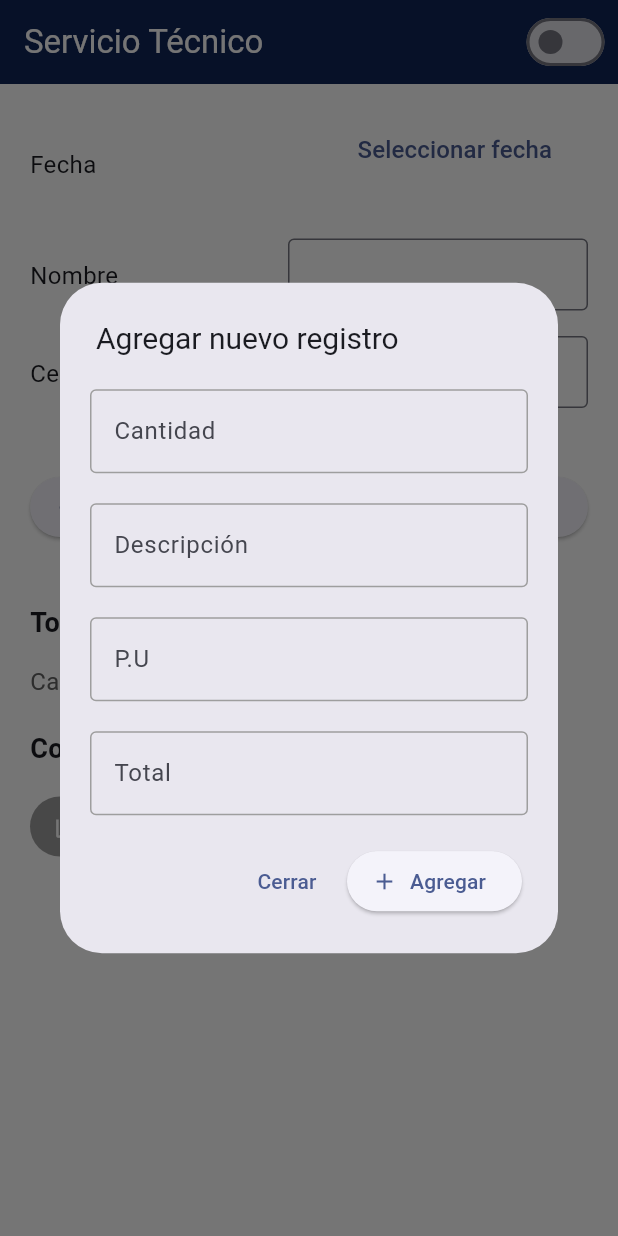
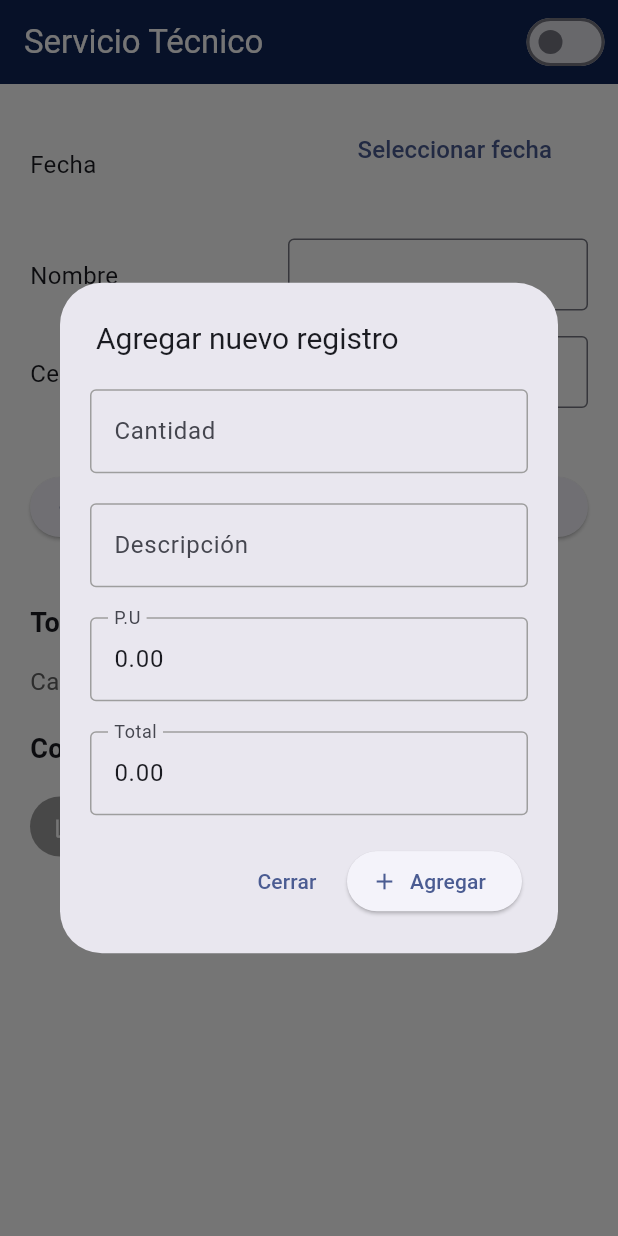
Before and after one commit to PereyraPaula/servicio_tecnico, a Flutter app: the screen it shows after launch, after a tap on "Agregar fila", on a phone screen of 412 x 824 dp. Run offline on Flutter 3.47's test engine with Material 3 defaults, Android fonts, the phone set to English and light mode, and no system bars; our stand-ins replace extended_masked_text, screenshot, shared_preferences; missing offline and left inert: external_path.

Commit message:
Added mask to money inputs - Refactored to use with better formatting

```diff
--- a/lib/classes/Exports.dart
+++ b/lib/classes/Exports.dart
@@ -3,7 +3,7 @@ import 'package:flutter/widgets.dart';
 class StructureData {
   final List<Map<String, dynamic>> data;
   final String date;
-  final double? total;
+  final String? total;
 
   StructureData({
     required this.data,
--- a/lib/components/AddRowDialog.dart
+++ b/lib/components/AddRowDialog.dart
@@ -1,4 +1,5 @@
 import 'package:flutter/material.dart';
+import 'package:extended_masked_text/extended_masked_text.dart';
 
 class AddRowDialog extends StatefulWidget {
   final void Function(Map<String, String>) onAdd;
@@ -12,8 +13,10 @@ class AddRowDialog extends StatefulWidget {
 class _AddRowDialogState extends State<AddRowDialog> {
   final TextEditingController cantidadController = TextEditingController();
   final TextEditingController descripcionController = TextEditingController();
-  final TextEditingController puController = TextEditingController();
-  final TextEditingController totalController = TextEditingController();
+  final TextEditingController puController =
+      MoneyMaskedTextController(decimalSeparator: '.', thousandSeparator: ',');
+  final TextEditingController totalController =
+      MoneyMaskedTextController(decimalSeparator: '.', thousandSeparator: ',');
 
   bool isCantidadValid = true;
   bool isDescripcionValid = true;
@@ -33,6 +36,7 @@ class _AddRowDialogState extends State<AddRowDialog> {
           "pu": puController.text,
           "total": totalController.text,
         };
+        print(data);
         widget.onAdd(data);
         Navigator.of(context).pop();
       } else {
@@ -49,7 +53,10 @@ class _AddRowDialogState extends State<AddRowDialog> {
         title: Column(
           crossAxisAlignment: CrossAxisAlignment.start,
           children: [
-            const Text('Agregar nuevo registro', style: TextStyle(fontSize: 20),),
+            const Text(
+              'Agregar nuevo registro',
+              style: TextStyle(fontSize: 20),
+            ),
             if (errorMessage.isNotEmpty)
               Padding(
                 padding: const EdgeInsets.only(top: 8.0),
@@ -66,13 +73,15 @@ class _AddRowDialogState extends State<AddRowDialog> {
             child: Column(
               mainAxisSize: MainAxisSize.min,
               children: [
+                // ---- Cantidad ----
                 TextField(
                   controller: cantidadController,
                   keyboardType: TextInputType.number,
                   focusNode: FocusNode(canRequestFocus: false),
                   decoration: InputDecoration(
                     labelText: 'Cantidad',
-                    errorText: isCantidadValid ? null : 'Este campo es obligatorio',
+                    errorText:
+                        isCantidadValid ? null : 'Este campo es obligatorio',
                     enabledBorder: OutlineInputBorder(
                       borderSide: BorderSide(
                           color: isCantidadValid ? Colors.grey : Colors.red),
@@ -84,6 +93,7 @@ class _AddRowDialogState extends State<AddRowDialog> {
                   ),
                 ),
                 const SizedBox(height: 20),
+                // ---- Descripción ----
                 TextField(
                   controller: descripcionController,
                   keyboardType: TextInputType.multiline,
@@ -91,7 +101,8 @@ class _AddRowDialogState extends State<AddRowDialog> {
                   focusNode: FocusNode(canRequestFocus: false),
                   decoration: InputDecoration(
                     labelText: 'Descripción',
-                    errorText: isDescripcionValid ? null : 'Este campo es obligatorio',
+                    errorText:
+                        isDescripcionValid ? null : 'Este campo es obligatorio',
                     enabledBorder: OutlineInputBorder(
                       borderSide: BorderSide(
                           color: isDescripcionValid ? Colors.grey : Colors.red),
@@ -103,6 +114,7 @@ class _AddRowDialogState extends State<AddRowDialog> {
                   ),
                 ),
                 const SizedBox(height: 20),
+                // ---- P.U ----
                 TextField(
                   controller: puController,
                   keyboardType: TextInputType.number,
@@ -118,13 +130,16 @@ class _AddRowDialogState extends State<AddRowDialog> {
                   ),
                 ),
                 const SizedBox(height: 20),
+                // ---- Total ----
                 TextField(
                   controller: totalController,
-                  keyboardType: const TextInputType.numberWithOptions(decimal: true),
+                  keyboardType:
+                      const TextInputType.numberWithOptions(decimal: true),
                   focusNode: FocusNode(canRequestFocus: false),
                   decoration: InputDecoration(
                     labelText: 'Total',
-                    errorText: isTotalValid ? null : 'Este campo es obligatorio',
+                    errorText:
+                        isTotalValid ? null : 'Este campo es obligatorio',
                     enabledBorder: OutlineInputBorder(
                       borderSide: BorderSide(
                           color: isTotalValid ? Colors.grey : Colors.red),
--- a/lib/main.dart
+++ b/lib/main.dart
@@ -74,7 +74,7 @@ class _MyHomePageState extends State<MyHomePage> {
         ),
         body: Consumer<DataProvider>(builder: (context, dataProvider, child) {
           final data = dataProvider.data;
-          double total = context.read<DataProvider>().total;
+          String total = context.read<DataProvider>().total;
           int quantity = context.read<DataProvider>().quantity;
           return SingleChildScrollView(
             child: Padding(
--- a/lib/provider/DataProvider.dart
+++ b/lib/provider/DataProvider.dart
@@ -1,12 +1,21 @@
 import 'package:flutter/material.dart';
+import 'package:servicio_tecnico/utils/exports.dart';
 
 class DataProvider with ChangeNotifier {
   List<Map<String, dynamic>> _data = [];
 
   List<Map<String, dynamic>> get data => _data;
 
-  double get total {
-    return _data.fold(0, (sum, item) => sum + int.parse(item['total']));
+  String get total {
+    double total = _data.fold(0, (sum, item) {
+      String sumString = sum.toString().replaceAll(",", "");
+      String itemTotalString = item['total'].replaceAll(",", "");
+      double sumValue = double.parse(sumString);
+      double itemValue = double.parse(itemTotalString);
+      return sumValue + itemValue;
+    });
+
+    return formattedResultMoney(total);
   }
 
   int get quantity {
--- a/lib/screens/HomeScreenMobile.dart
+++ b/lib/screens/HomeScreenMobile.dart
@@ -14,11 +14,11 @@ class HomeScreenMobile extends StatefulWidget {
       {super.key,
       required this.data,
       this.quantity = 0,
-      this.total = 0.00,
+      this.total = "0.00",
       required this.addItem});
 
   final List<Map<String, dynamic>> data;
-  final double? total;
+  final String? total;
   final int? quantity;
   final void Function(Map<String, dynamic>) addItem;
 
@@ -33,7 +33,7 @@ class _HomeScreenMobileState extends State<HomeScreenMobile> {
 
   String date = DateFormat('dd-MM-yyyy').format(DateTime.now());
 
-  double total = 0;
+  String total = "0.00";
 
   @override
   void initState() {
@@ -159,7 +159,7 @@ class _HomeScreenMobileState extends State<HomeScreenMobile> {
           Row(
             children: [
               Text(
-                'Total: \$${widget.total?.toStringAsFixed(2)}',
+                'Total: \$${widget.total}',
                 style:
                     const TextStyle(fontSize: 18, fontWeight: FontWeight.bold),
               ),
--- a/lib/utils/exports.dart
+++ b/lib/utils/exports.dart
@@ -89,7 +89,7 @@ void createPdf(BuildContext context, StructureData widget,
                 children: [
                   pw.Text('Total: \$',
                       style: pw.TextStyle(fontWeight: pw.FontWeight.bold)),
-                  pw.Text(widget.total!.toStringAsFixed(2)), // Total sumado
+                  pw.Text(widget.total ?? ''), // Total sumado
                 ],
               ),
             ],
@@ -141,6 +141,15 @@ void showNotification(BuildContext context, File file, String type) {
   ScaffoldMessenger.of(context).showSnackBar(SnackBar(
     content: Text("$type guardado en: ${file.path}"),
   ));
+}
+
+String formattedResultMoney(result) {
+  String formattedResult = result.toStringAsFixed(2).replaceAllMapped(
+    RegExp(r'(\d{1,3})(?=(\d{3})+(?!\d))'),
+    (Match m) => '${m[1]},',
+  );
+
+  return formattedResult;
 }
 
 Future<Directory> getPathDownloads() async {
@@ -197,7 +206,7 @@ Screenshot buildWidget(ScreenshotController controller, StructureData info,
           Row(
             mainAxisAlignment: MainAxisAlignment.end,
             children: [
-              Text("Total: \$ ${info.total!.toStringAsFixed(2)}",
+              Text("Total: \$ ${info.total}",
                   style: const TextStyle(
                       fontSize: 16,
                       fontWeight: FontWeight.bold,
--- a/pubspec.yaml
+++ b/pubspec.yaml
@@ -23,6 +23,7 @@ dependencies:
     sdk: flutter
   shared_preferences: ^2.3.3
   screenshot: ^3.0.0
+  extended_masked_text: ^3.0.1
 
 
 dev_dependencies:
```
Also changed, not shown: pubspec.lock.
